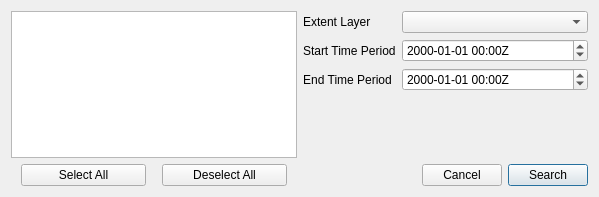
First picture: the form in views/query_dialog.ui, repository kbgg/qgis-stac-browser, before the edit.
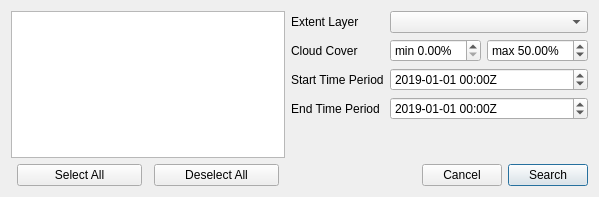
Second picture: the form after the edit. Custom widgets are drawn as their Qt base class.

Commit message: feat: cloud coverage filter;feat: easy add query from now on;

The edit to the form file:
```diff
--- a/views/query_dialog.ui
+++ b/views/query_dialog.ui
@@ -80,20 +80,73 @@
           </widget>
          </item>
          <item row="1" column="0">
-          <widget class="QLabel" name="label_2">
+          <widget class="QLabel" name="label">
            <property name="text">
-            <string>Start Time Period</string>
+            <string>Cloud Cover</string>
            </property>
           </widget>
          </item>
          <item row="1" column="1">
+          <layout class="QHBoxLayout" name="horizontalLayout_5">
+           <property name="spacing">
+            <number>6</number>
+           </property>
+           <item>
+            <widget class="QDoubleSpinBox" name="cloudCoverMinSpin">
+             <property name="prefix">
+              <string>min </string>
+             </property>
+             <property name="suffix">
+              <string>%</string>
+             </property>
+            </widget>
+           </item>
+           <item>
+            <widget class="QDoubleSpinBox" name="cloudCoverMaxSpin">
+             <property name="prefix">
+              <string>max </string>
+             </property>
+             <property name="suffix">
+              <string>%</string>
+             </property>
+             <property name="minimum">
+              <double>0.010000000000000</double>
+             </property>
+             <property name="maximum">
+              <double>100.000000000000000</double>
+             </property>
+             <property name="value">
+              <double>50.000000000000000</double>
+             </property>
+            </widget>
+           </item>
+          </layout>
+         </item>
+         <item row="2" column="1">
           <widget class="QDateTimeEdit" name="startPeriod">
+           <property name="dateTime">
+            <datetime>
+             <hour>0</hour>
+             <minute>0</minute>
+             <second>0</second>
+             <year>2019</year>
+             <month>1</month>
+             <day>1</day>
+            </datetime>
+           </property>
            <property name="displayFormat">
             <string>yyyy-MM-dd HH:mmZ</string>
            </property>
           </widget>
          </item>
          <item row="2" column="0">
+          <widget class="QLabel" name="label_2">
+           <property name="text">
+            <string>Start Time Period</string>
+           </property>
+          </widget>
+         </item>
+         <item row="3" column="0">
           <widget class="QLabel" name="label_3">
            <property name="text">
             <string>End Time Period</string>
@@ -103,8 +156,18 @@
            </property>
           </widget>
          </item>
-         <item row="2" column="1">
+         <item row="3" column="1">
           <widget class="QDateTimeEdit" name="endPeriod">
+           <property name="dateTime">
+            <datetime>
+             <hour>0</hour>
+             <minute>0</minute>
+             <second>0</second>
+             <year>2019</year>
+             <month>1</month>
+             <day>1</day>
+            </datetime>
+           </property>
            <property name="displayFormat">
             <string>yyyy-MM-dd HH:mmZ</string>
            </property>
```
Left out of the diff: 2 changed lines with no effect on the pictures. The commit also changes 6 other files.
